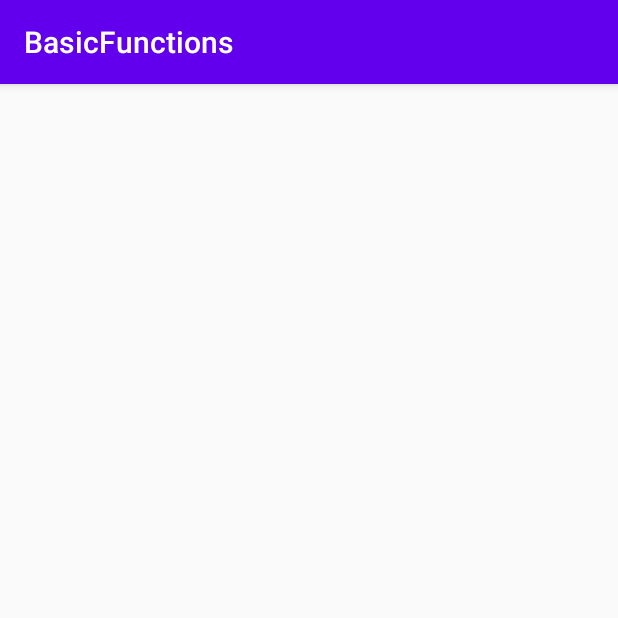
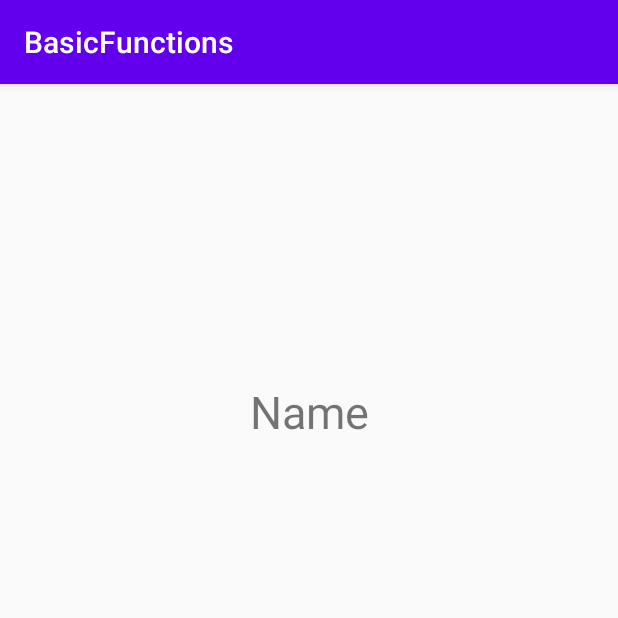
Before and after one commit to sherwinchiu/AndroidPractice, an Android app: the screen it shows after launch (DisplayMessageActivity), after a tap on "BUTTON", on a phone screen of 412 x 824 dp, the top half of it. Run offline under Robolectric (Android 15) with nearby library versions, the phone set to English and light mode, and no system bars.

Commit message:
Change two different activities

```diff
--- a/BasicFunctions/app/src/main/java/com/sherwin/basicfunctions/DisplayMessageActivity.java
+++ b/BasicFunctions/app/src/main/java/com/sherwin/basicfunctions/DisplayMessageActivity.java
@@ -2,7 +2,9 @@ package com.sherwin.basicfunctions;
 
 import androidx.appcompat.app.AppCompatActivity;
 
+import android.content.Intent;
 import android.os.Bundle;
+import android.widget.TextView;
 
 public class DisplayMessageActivity extends AppCompatActivity {
 
@@ -10,5 +12,12 @@ public class DisplayMessageActivity extends AppCompatActivity {
     protected void onCreate(Bundle savedInstanceState) {
         super.onCreate(savedInstanceState);
         setContentView(R.layout.activity_display_message);
+
+        Intent intent = getIntent(); // gets the intend sent to this activity
+        String message = intent.getStringExtra(MainActivity.EXTRA_MESSAGE); // access property of MainActivity that has EXTRA_MESSAGE contained in it
+
+        TextView textView = (TextView) findViewById(R.id.textView);
+        textView.setText(message);
+
     }
 }
--- a/BasicFunctions/app/src/main/java/com/sherwin/basicfunctions/MainActivity.java
+++ b/BasicFunctions/app/src/main/java/com/sherwin/basicfunctions/MainActivity.java
@@ -8,7 +8,7 @@ import android.view.View;
 import android.widget.EditText;
 
 public class MainActivity extends AppCompatActivity {
-
+    public static final String EXTRA_MESSAGE = "u the best";
     @Override
     protected void onCreate(Bundle savedInstanceState) {
         super.onCreate(savedInstanceState);
@@ -19,7 +19,7 @@ public class MainActivity extends AppCompatActivity {
         Intent intent = new Intent(this, DisplayMessageActivity.class);
         EditText editText = (EditText) findViewById(R.id.editText);
         String message = editText.getText().toString();
-        intent.putExtra("hello", message);
+        intent.putExtra(EXTRA_MESSAGE, message); // Intent carries on data types called "extra", in this case message and original message
         startActivity(intent);
     }
 }
--- a/BasicFunctions/app/src/main/res/layout/activity_display_message.xml
+++ b/BasicFunctions/app/src/main/res/layout/activity_display_message.xml
@@ -6,4 +6,14 @@
     android:layout_height="match_parent"
     tools:context=".DisplayMessageActivity">
 
+    <TextView
+        android:id="@+id/textView"
+        android:layout_width="wrap_content"
+        android:layout_height="wrap_content"
+        android:layout_marginTop="198dp"
+        android:text="TextView"
+        android:textSize="30sp"
+        app:layout_constraintEnd_toEndOf="parent"
+        app:layout_constraintStart_toStartOf="parent"
+        app:layout_constraintTop_toTopOf="parent" />
 </androidx.constraintlayout.widget.ConstraintLayout>
```
